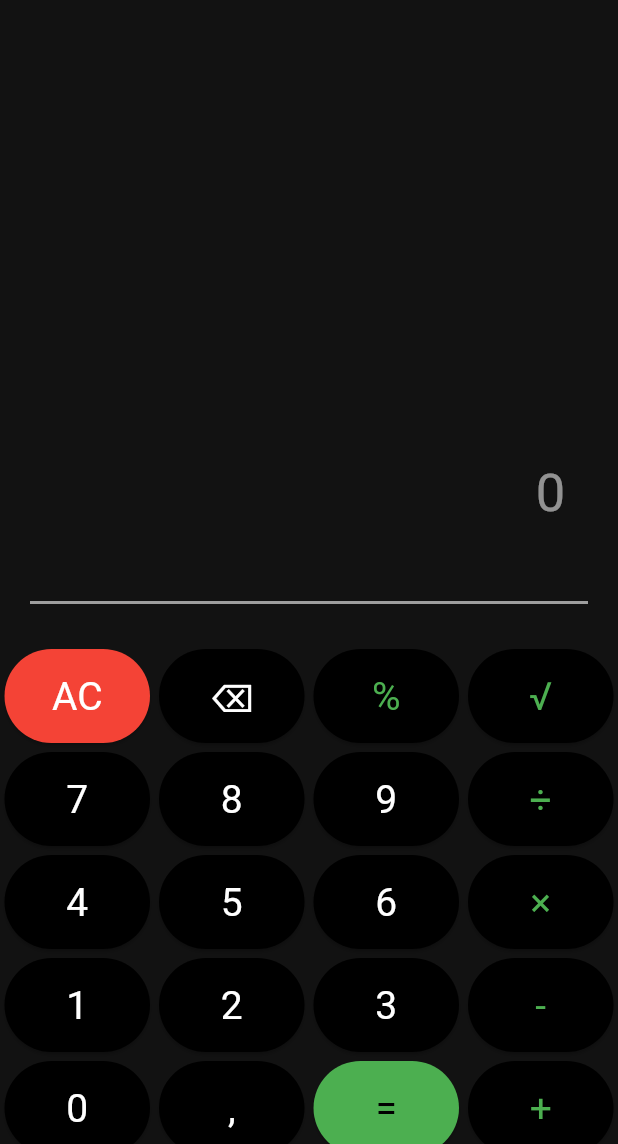
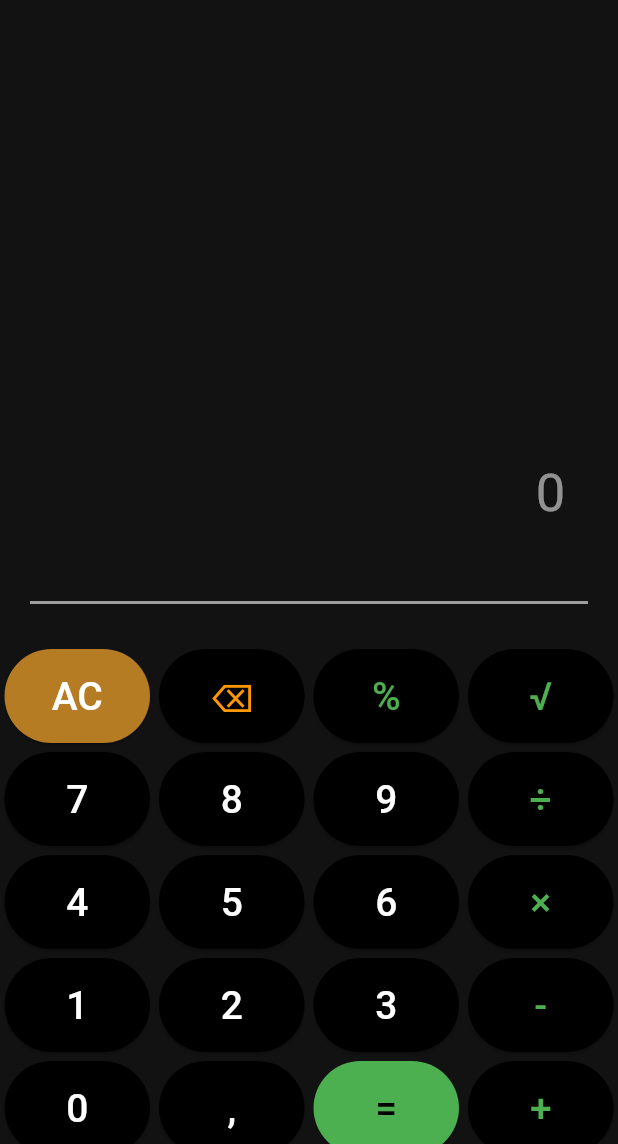
Before and after one commit to gilvan-souza/Calculadora-PNT, a Flutter app: the screen it shows after launch, on a phone screen of 412 x 824 dp, the part 92-1236 px from its top. Run offline on Flutter 3.47's test engine with Material 3 defaults, Android fonts, the light colour scheme and no system bars; our stand-ins replace math_expressions.

Commit message:
alteração de cor do botão AC

```diff
--- a/lib/components/calc_button.dart
+++ b/lib/components/calc_button.dart
@@ -17,7 +17,7 @@ class CalculatorButton extends StatelessWidget {
         child: ElevatedButton(
           style: ElevatedButton.styleFrom(
             foregroundColor: textColor, backgroundColor: color,
-            textStyle: TextStyle(fontSize: 26, fontWeight: FontWeight.w400), // Aumentar o tamanho dos textos dentro dos botões
+            textStyle: TextStyle(fontSize: 26, fontWeight: FontWeight.w500), // Aumentar o tamanho dos textos dentro dos botões
           ),
           onPressed: () => callback(text),
           child: Text(text),
--- a/lib/screens/calc_app.dart
+++ b/lib/screens/calc_app.dart
@@ -201,8 +201,8 @@ class _CalculatorState extends State<Calculator> {
               crossAxisSpacing: 0,
               padding: EdgeInsets.zero,
               children: [
-                CalculatorButton('AC', buttonPressed, color: Colors.red),
-                CalculatorButton('⌫', buttonPressed),
+                CalculatorButton('AC', buttonPressed, color: const Color.fromARGB(255, 182, 124, 36)),
+                CalculatorButton('⌫', buttonPressed, textColor: Colors.orange),
                 CalculatorButton('%', buttonPressed, textColor: Colors.green),
                 CalculatorButton('√', buttonPressed, textColor: Colors.green),
                 CalculatorButton('7', buttonPressed),
```
